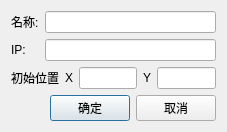
Above: UAVManage/adddevicedialog.ui from gessd/UAVManage before the change. Below: the same form after it.
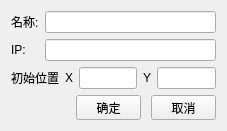
That is the form after the change.

Commit message: 调整按钮样式

```diff
--- a/UAVManage/adddevicedialog.ui
+++ b/UAVManage/adddevicedialog.ui
@@ -7,7 +7,7 @@
     <x>0</x>
     <y>0</y>
     <width>227</width>
-    <height>123</height>
+    <height>125</height>
    </rect>
   </property>
   <property name="windowTitle">
@@ -67,6 +67,9 @@
    </item>
    <item row="3" column="0" colspan="2">
     <layout class="QHBoxLayout" name="horizontalLayout">
+     <property name="spacing">
+      <number>10</number>
+     </property>
      <item>
       <spacer name="horizontalSpacer">
        <property name="orientation">
@@ -81,14 +84,26 @@
       </spacer>
      </item>
      <item>
-      <widget class="QPushButton" name="btnOK">
+      <widget class="QToolButton" name="btnOK">
+       <property name="minimumSize">
+        <size>
+         <width>65</width>
+         <height>25</height>
+        </size>
+       </property>
        <property name="text">
         <string>确定</string>
        </property>
       </widget>
      </item>
      <item>
-      <widget class="QPushButton" name="btnCancel">
+      <widget class="QToolButton" name="btnCancel">
+       <property name="minimumSize">
+        <size>
+         <width>65</width>
+         <height>25</height>
+        </size>
+       </property>
        <property name="text">
         <string>取消</string>
        </property>
```
The commit also changes 4 other files.
